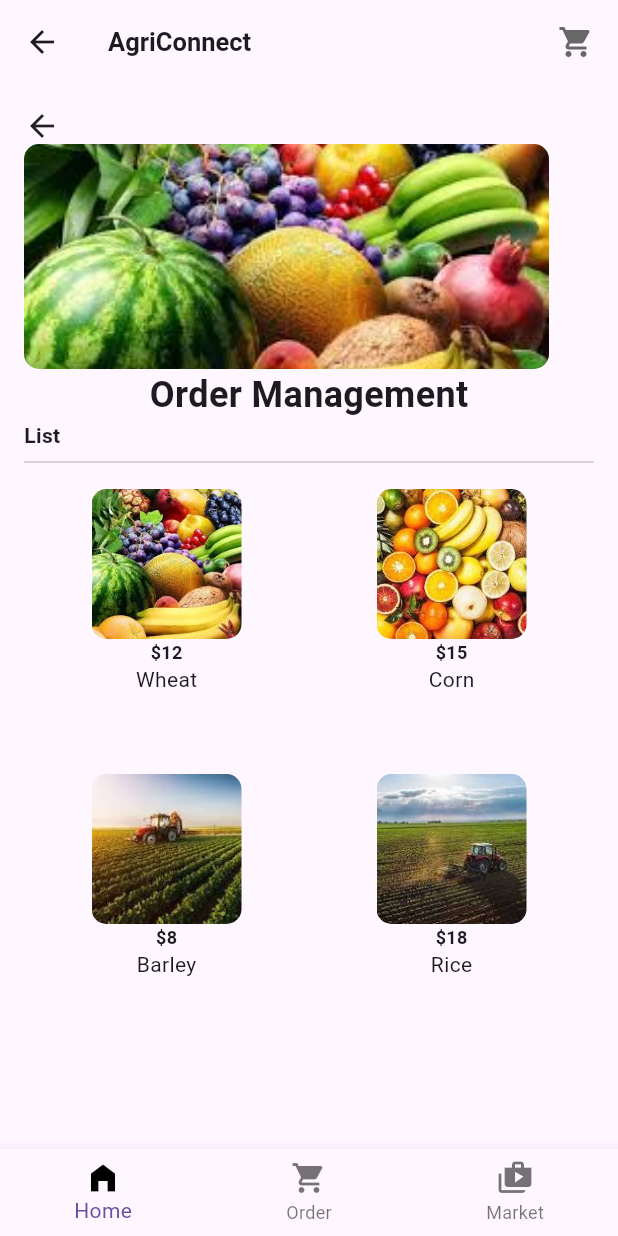
After one commit to ermiyastesfaye-lab/flutter-2024-proj, a Flutter app: the ScreenThree screen opened directly, on a phone screen of 412 x 824 dp. The commit adds this screen. Run offline on Flutter 3.47's test engine with Material 3 defaults, Android fonts, the phone set to English and light mode, and no system bars.

Commit message:
added a screen

```diff
--- /dev/null
+++ b/agri_app_2/lib/screens/presentation/screen_three.dart
@@ -0,0 +1,80 @@
+import 'package:flutter/material.dart';
+import 'package:agri_app_2/widget/presentation/back.dart';
+import 'package:agri_app_2/widget/presentation/app_bar.dart';
+import 'package:agri_app_2/widget/presentation/bottom_nav_bar.dart';
+import 'package:agri_app_2/widget/presentation/header.dart';
+import 'package:agri_app_2/widget/presentation/logo_1.dart';
+
+class ScreenThree extends StatelessWidget {
+  const ScreenThree({super.key});
+
+  @override
+  Widget build(BuildContext context) {
+    return Scaffold(
+      appBar: const AppBarWidget(),
+      body: Container(
+        padding:
+            const EdgeInsets.all(16.0), // Add some padding around the content
+        constraints:
+            const BoxConstraints(maxWidth: 700.0), // Set a maximum width
+        child: Column(
+          crossAxisAlignment: CrossAxisAlignment.center,
+          children: [
+            const Back(),
+            const Logo(),
+            const Header(text: 'Order Management'),
+            const Row(
+              mainAxisAlignment: MainAxisAlignment.start,
+              children: [
+                Text(
+                  "List",
+                  style: TextStyle(fontWeight: FontWeight.bold),
+                )
+              ],
+            ),
+            const Divider(),
+            Expanded(
+              child: GridView.count(
+                crossAxisCount: 2,
+                children: [
+                  gridItem('assets/fruits.jpg', 'Wheat', 12),
+                  gridItem('assets/fruits2.jpg', 'Corn', 15),
+                  gridItem('assets/agri.jpg', 'Barley', 8),
+                  gridItem('assets/agri2.jpg', 'Rice', 18),
+                ],
+              ),
+            ),
+          ],
+        ),
+      ),
+      bottomNavigationBar: const BottomNavBarWidget(),
+    );
+  }
+
+  Widget gridItem(String imagePath, String name, int amount) {
+    return Container(
+      padding: const EdgeInsets.all(10.0),
+      child: Column(
+        children: [
+          ClipRRect(
+            borderRadius: BorderRadius.circular(10.0),
+            child: Image.asset(
+              imagePath,
+              width: 100,
+              height: 100,
+              fit: BoxFit.cover,
+            ),
+          ),
+          Text(
+            '\$${amount.toStringAsFixed(0)}',
+            style: const TextStyle(fontSize: 12.0, fontWeight: FontWeight.bold),
+          ),
+          Text(
+            name,
+            style: const TextStyle(fontWeight: FontWeight.normal),
+          ),
+        ],
+      ),
+    );
+  }
+}
--- a/agri_app_2/lib/screens/presentation/screen_two.dart
+++ b/agri_app_2/lib/screens/presentation/screen_two.dart
@@ -16,7 +16,7 @@ class ScreenTwo extends StatelessWidget {
         padding: const EdgeInsets.all(16.0),
         constraints: const BoxConstraints(maxWidth: 700.0),
         child: Column(
-          crossAxisAlignment: CrossAxisAlignment.center,
+          crossAxisAlignment: CrossAxisAlignment.start,
           children: [
             const Back(),
             const Logo(),
```
